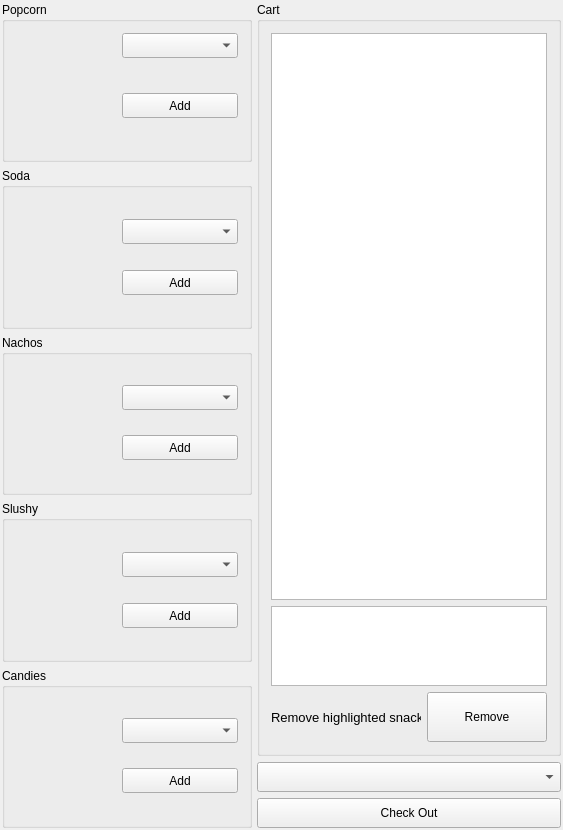
Qt form SnackSales.ui (JustKoshi/QTCinemaProject) before a commit.
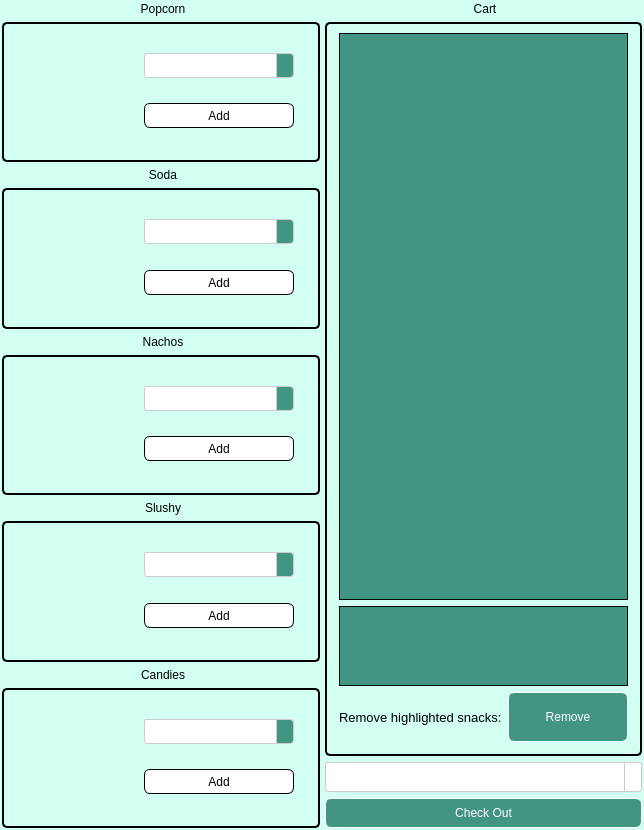
The same form after that commit. Icons and pictures are not drawn.

Commit message: ui changes to snacks_sales

```diff
--- a/SnackSales.ui
+++ b/SnackSales.ui
@@ -6,13 +6,19 @@
    <rect>
     <x>0</x>
     <y>0</y>
-    <width>563</width>
+    <width>644</width>
     <height>830</height>
    </rect>
   </property>
-  <property name="maximumSize">
+  <property name="minimumSize">
    <size>
     <width>600</width>
+    <height>0</height>
+   </size>
+  </property>
+  <property name="maximumSize">
+   <size>
+    <width>644</width>
     <height>900</height>
    </size>
   </property>
@@ -20,6 +26,11 @@
    <string>SnackSales</string>
   </property>
   <widget class="QWidget" name="centralWidget">
+   <property name="styleSheet">
+    <string notr="true">QWidget{
+background-color: rgb(210, 255, 242);
+}</string>
+   </property>
    <layout class="QHBoxLayout" name="horizontalLayout" stretch="1,0">
     <property name="spacing">
      <number>5</number>
@@ -52,6 +63,23 @@
           <height>16777215</height>
          </size>
         </property>
+        <property name="styleSheet">
+         <string notr="true">QGroupBox {
+    border: 2px solid black;
+    border-radius: 5px;
+    margin-top: 20px;
+    padding: 10px;
+}
+
+QGroupBox::title {
+    subcontrol-origin: margin;
+    subcontrol-position: top center; 
+    padding: 0 5px;
+    background-color: transparent;
+    color: black;
+}
+</string>
+        </property>
         <property name="title">
          <string>Popcorn</string>
         </property>
@@ -83,11 +111,24 @@
          </item>
          <item>
           <layout class="QVBoxLayout" name="verticalLayout_6">
+           <item>
+            <spacer name="verticalSpacer_2">
+             <property name="orientation">
+              <enum>Qt::Vertical</enum>
+             </property>
+             <property name="sizeHint" stdset="0">
+              <size>
+               <width>20</width>
+               <height>40</height>
+              </size>
+             </property>
+            </spacer>
+           </item>
            <item>
             <widget class="QComboBox" name="comboBox_popcorn">
              <property name="minimumSize">
               <size>
-               <width>100</width>
+               <width>0</width>
                <height>25</height>
               </size>
              </property>
@@ -97,8 +138,57 @@
                <height>25</height>
               </size>
              </property>
+             <property name="styleSheet">
+              <string notr="true">QComboBox {
+    background-color: white; 
+    border: 1px solid #ccc;
+    border-radius: 3px; 
+    padding: 1px 18px 1px 3px; 
+   
+}
+
+QComboBox:hover {
+    border: 1px solid #aaa; 
+}
+
+QComboBox::drop-down {
+    subcontrol-origin: padding;
+    subcontrol-position: right; 
+    width: 16px;
+    border-left-width: 1px;
+    border-left-color: #ccc; 
+    border-left-style: solid; 
+    border-top-right-radius: 3px; 
+    border-bottom-right-radius: 3px; 
+	background-color: rgb(67, 149, 131);
+}
+
+QComboBox::down-arrow {
+	image: url(:/SnacksSales/Resource files/icons/down2.png);
+    height:12px;
+	width: 12px;
+}
+
+QComboBox::down-arrow:on {
+    top: 1px;
+    left: 1px;
+}</string>
+             </property>
             </widget>
            </item>
+           <item>
+            <spacer name="verticalSpacer_3">
+             <property name="orientation">
+              <enum>Qt::Vertical</enum>
+             </property>
+             <property name="sizeHint" stdset="0">
+              <size>
+               <width>20</width>
+               <height>40</height>
+              </size>
+             </property>
+            </spacer>
+           </item>
            <item alignment="Qt::AlignVCenter">
             <widget class="QPushButton" name="pushButton_add_popcorn">
              <property name="minimumSize">
@@ -113,11 +203,50 @@
                <height>20</height>
               </size>
              </property>
+             <property name="font">
+              <font>
+               <family>Arial</family>
+              </font>
+             </property>
+             <property name="styleSheet">
+              <string notr="true">QPushButton {
+    background-color: white;
+    border: 1px solid black; 
+    border-radius: 6px;
+    padding: 6px; 
+}
+
+QPushButton:hover {
+	background-color: rgb(67, 149, 131);
+	color: white;
+	border: 1px solid white; 
+    border-radius: 6px;
+    padding: 6px; 
+}
+
+QPushButton:pressed {
+    background-color: rgb(67, 149, 131);
+	color: white;
+}</string>
+             </property>
              <property name="text">
               <string>Add</string>
              </property>
             </widget>
            </item>
+           <item>
+            <spacer name="verticalSpacer">
+             <property name="orientation">
+              <enum>Qt::Vertical</enum>
+             </property>
+             <property name="sizeHint" stdset="0">
+              <size>
+               <width>20</width>
+               <height>40</height>
+              </size>
+             </property>
+            </spacer>
+           </item>
           </layout>
          </item>
         </layout>
@@ -137,6 +266,23 @@
           <height>16777215</height>
          </size>
         </property>
+        <property name="styleSheet">
+         <string notr="true">QGroupBox {
+    border: 2px solid black;
+    border-radius: 5px;
+    margin-top: 20px;
+    padding: 10px;
+}
+
+QGroupBox::title {
+    subcontrol-origin: margin;
+    subcontrol-position: top center; 
+    padding: 0 5px;
+    background-color: transparent;
+    color: black;
+}
+</string>
+        </property>
         <property name="title">
          <string>Soda</string>
         </property>
@@ -167,6 +313,19 @@
          </item>
          <item>
           <layout class="QVBoxLayout" name="verticalLayout_5">
+           <item>
+            <spacer name="verticalSpacer_4">
+             <property name="orientation">
+              <enum>Qt::Vertical</enum>
+             </property>
+             <property name="sizeHint" stdset="0">
+              <size>
+               <width>20</width>
+               <height>40</height>
+              </size>
+             </property>
+            </spacer>
+           </item>
            <item>
             <widget class="QComboBox" name="comboBox_soda">
              <property name="minimumSize">
@@ -181,14 +340,64 @@
                <height>25</height>
               </size>
              </property>
+             <property name="styleSheet">
+              <string notr="true">QComboBox {
+    background-color: white; 
+    border: 1px solid #ccc;
+    border-radius: 3px; 
+    padding: 1px 18px 1px 3px; 
+   
+}
+
+QComboBox:hover {
+    border: 1px solid #aaa; 
+}
+
+QComboBox::drop-down {
+    subcontrol-origin: padding;
+    subcontrol-position: right; 
+    width: 16px;
+    border-left-width: 1px;
+    border-left-color: #ccc; 
+    border-left-style: solid; 
+    border-top-right-radius: 3px; 
+    border-bottom-right-radius: 3px; 
+background-color: rgb(67, 149, 131);
+ 
+}
+
+QComboBox::down-arrow {
+	image: url(:/SnacksSales/Resource files/icons/down2.png);
+    height:12px;
+	width: 12px;
+}
+
+QComboBox::down-arrow:on {
+    top: 1px;
+    left: 1px;
+}</string>
+             </property>
             </widget>
            </item>
+           <item>
+            <spacer name="verticalSpacer_5">
+             <property name="orientation">
+              <enum>Qt::Vertical</enum>
+             </property>
+             <property name="sizeHint" stdset="0">
+              <size>
+               <width>20</width>
+               <height>40</height>
+              </size>
+             </property>
+            </spacer>
+           </item>
            <item>
             <widget class="QPushButton" name="pushButton_add_soda">
              <property name="minimumSize">
               <size>
                <width>100</width>
-               <height>20</height>
+               <height>25</height>
               </size>
              </property>
              <property name="maximumSize">
@@ -197,11 +406,50 @@
                <height>25</height>
               </size>
              </property>
+             <property name="font">
+              <font>
+               <family>Arial</family>
+              </font>
+             </property>
+             <property name="styleSheet">
+              <string notr="true">QPushButton {
+    background-color: white;
+    border: 1px solid black; 
+    border-radius: 6px;
+    padding: 6px; 
+}
+
+QPushButton:hover {
+	background-color: rgb(67, 149, 131);
+	color: white;
+	border: 1px solid white; 
+    border-radius: 6px;
+    padding: 6px; 
+}
+
+QPushButton:pressed {
+    background-color: rgb(67, 149, 131);
+	color: white;
+}</string>
+             </property>
              <property name="text">
               <string>Add</string>
              </property>
             </widget>
            </item>
+           <item>
+            <spacer name="verticalSpacer_6">
+             <property name="orientation">
+              <enum>Qt::Vertical</enum>
+             </property>
+             <property name="sizeHint" stdset="0">
+              <size>
+               <width>20</width>
+               <height>40</height>
+              </size>
+             </property>
+            </spacer>
+           </item>
           </layout>
          </item>
         </layout>
@@ -221,6 +469,23 @@
           <height>16777215</height>
          </size>
         </property>
+        <property name="styleSheet">
+         <string notr="true">QGroupBox {
+    border: 2px solid black;
+    border-radius: 5px;
+    margin-top: 20px;
+    padding: 10px;
+}
+
+QGroupBox::title {
+    subcontrol-origin: margin;
+    subcontrol-position: top center; 
+    padding: 0 5px;
+    background-color: transparent;
+    color: black;
+}
+</string>
+        </property>
         <property name="title">
          <string>Nachos</string>
         </property>
@@ -251,6 +516,19 @@
          </item>
          <item>
           <layout class="QVBoxLayout" name="verticalLayout_4">
+           <item>
+            <spacer name="verticalSpacer_7">
+             <property name="orientation">
+              <enum>Qt::Vertical</enum>
+             </property>
+             <property name="sizeHint" stdset="0">
+              <size>
+               <width>20</width>
+               <height>40</height>
+              </size>
+             </property>
+            </spacer>
+           </item>
            <item>
             <widget class="QComboBox" name="comboBox_nachos">
              <property name="minimumSize">
@@ -265,8 +543,58 @@
                <height>25</height>
               </size>
              </property>
+             <property name="styleSheet">
+              <string notr="true">QComboBox {
+    background-color: white; 
+    border: 1px solid #ccc;
+    border-radius: 3px; 
+    padding: 1px 18px 1px 3px; 
+   
+}
+
+QComboBox:hover {
+    border: 1px solid #aaa; 
+}
+
+QComboBox::drop-down {
+    subcontrol-origin: padding;
+    subcontrol-position: right; 
+    width: 16px;
+    border-left-width: 1px;
+    border-left-color: #ccc; 
+    border-left-style: solid; 
+    border-top-right-radius: 3px; 
+    border-bottom-right-radius: 3px; 
+background-color: rgb(67, 149, 131);
+ 
+}
+
+QComboBox::down-arrow {
+	image: url(:/SnacksSales/Resource files/icons/down2.png);
+    height:12px;
+	width: 12px;
+}
+
+QComboBox::down-arrow:on {
+    top: 1px;
+    left: 1px;
+}</string>
+             </property>
             </widget>
            </item>
+           <item>
+            <spacer name="verticalSpacer_9">
+             <property name="orientation">
+              <enum>Qt::Vertical</enum>
+             </property>
+             <property name="sizeHint" stdset="0">
+              <size>
+               <width>20</width>
+               <height>40</height>
+              </size>
+             </property>
+            </spacer>
+           </item>
            <item>
             <widget class="QPushButton" name="pushButton_add_nachos">
              <property name="minimumSize">
@@ -281,11 +609,50 @@
                <height>25</height>
               </size>
              </property>
+             <property name="font">
+              <font>
+               <family>Arial</family>
+              </font>
+             </property>
+             <property name="styleSheet">
+              <string notr="true">QPushButton {
+    background-color: white;
+    border: 1px solid black; 
+    border-radius: 6px;
+    padding: 6px; 
+}
+
+QPushButton:hover {
+	background-color: rgb(67, 149, 131);
+	color: white;
+	border: 1px solid white; 
+    border-radius: 6px;
+    padding: 6px; 
+}
+
+QPushButton:pressed {
+    background-color: rgb(67, 149, 131);
+	color: white;
+}</string>
+             </property>
              <property name="text">
               <string>Add</string>
              </property>
             </widget>
            </item>
+           <item>
+            <spacer name="verticalSpacer_8">
+             <property name="orientation">
+              <enum>Qt::Vertical</enum>
+             </property>
+             <property name="sizeHint" stdset="0">
+              <size>
+               <width>20</width>
+               <height>40</height>
+              </size>
+             </property>
+            </spacer>
+           </item>
           </layout>
          </item>
         </layout>
@@ -305,6 +672,23 @@
           <height>16777215</height>
          </size>
         </property>
+        <property name="styleSheet">
+         <string notr="true">QGroupBox {
+    border: 2px solid black;
+    border-radius: 5px;
+    margin-top: 20px;
+    padding: 10px;
+}
+
+QGroupBox::title {
+    subcontrol-origin: margin;
+    subcontrol-position: top center; 
+    padding: 0 5px;
+    background-color: transparent;
+    color: black;
+}
+</string>
+        </property>
         <property name="title">
          <string>Slushy</string>
         </property>
@@ -335,6 +719,19 @@
          </item>
          <item>
           <layout class="QVBoxLayout" name="verticalLayout_7">
+           <item>
+            <spacer name="verticalSpacer_10">
+             <property name="orientation">
+              <enum>Qt::Vertical</enum>
+             </property>
+             <property name="sizeHint" stdset="0">
+              <size>
+               <width>20</width>
+               <height>40</height>
+              </size>
+             </property>
+            </spacer>
+           </item>
            <item>
             <widget class="QComboBox" name="comboBox_slushy">
              <property name="minimumSize">
@@ -349,8 +746,58 @@
                <height>25</height>
               </size>
              </property>
+             <property name="styleSheet">
+              <string notr="true">QComboBox {
+    background-color: white; 
+    border: 1px solid #ccc;
+    border-radius: 3px; 
+    padding: 1px 18px 1px 3px; 
+   
+}
+
+QComboBox:hover {
+    border: 1px solid #aaa; 
+}
+
+QComboBox::drop-down {
+    subcontrol-origin: padding;
+    subcontrol-position: right; 
+    width: 16px;
+    border-left-width: 1px;
+    border-left-color: #ccc; 
+    border-left-style: solid; 
+    border-top-right-radius: 3px; 
+    border-bottom-right-radius: 3px; 
+background-color: rgb(67, 149, 131);
+ 
+}
+
+QComboBox::down-arrow {
+	image: url(:/SnacksSales/Resource files/icons/down2.png);
+    height:12px;
+	width: 12px;
+}
+
+QComboBox::down-arrow:on {
+    top: 1px;
+    left: 1px;
+}</string>
+             </property>
             </widget>
            </item>
+           <item>
+            <spacer name="verticalSpacer_11">
+             <property name="orientation">
+              <enum>Qt::Vertical</enum>
+             </property>
+             <property name="sizeHint" stdset="0">
+              <size>
+               <width>20</width>
+               <height>40</height>
+              </size>
+             </property>
+            </spacer>
+           </item>
            <item>
             <widget class="QPushButton" name="pushButton_add_slushy">
              <property name="minimumSize">
@@ -365,11 +812,50 @@
                <height>25</height>
               </size>
              </property>
+             <property name="font">
+              <font>
+               <family>Arial</family>
+              </font>
+             </property>
+             <property name="styleSheet">
+              <string notr="true">QPushButton {
+    background-color: white;
+    border: 1px solid black; 
+    border-radius: 6px;
+    padding: 6px; 
+}
+
+QPushButton:hover {
+	background-color: rgb(67, 149, 131);
+	color: white;
+	border: 1px solid white; 
+    border-radius: 6px;
+    padding: 6px; 
+}
+
+QPushButton:pressed {
+    background-color: rgb(67, 149, 131);
+	color: white;
+}</string>
+             </property>
              <property name="text">
               <string>Add</string>
              </property>
             </widget>
            </item>
+           <item>
+            <spacer name="verticalSpacer_12">
+             <property name="orientation">
+              <enum>Qt::Vertical</enum>
+             </property>
+             <property name="sizeHint" stdset="0">
+              <size>
+               <width>20</width>
+               <height>40</height>
+              </size>
+             </property>
+            </spacer>
+           </item>
           </layout>
          </item>
         </layout>
@@ -389,6 +875,23 @@
           <height>16777215</height>
          </size>
         </property>
+        <property name="styleSheet">
+         <string notr="true">QGroupBox {
+    border: 2px solid black;
+    border-radius: 5px;
+    margin-top: 20px;
+    padding: 10px;
+}
+
+QGroupBox::title {
+    subcontrol-origin: margin;
+    subcontrol-position: top center; 
+    padding: 0 5px;
+    background-color: transparent;
+    color: black;
+}
+</string>
+        </property>
         <property name="title">
          <string>Candies</string>
         </property>
@@ -419,6 +922,19 @@
          </item>
          <item>
           <layout class="QVBoxLayout" name="verticalLayout_8">
+           <item>
+            <spacer name="verticalSpacer_13">
+             <property name="orientation">
+              <enum>Qt::Vertical</enum>
+             </property>
+             <property name="sizeHint" stdset="0">
+              <size>
+               <width>20</width>
+               <height>40</height>
+              </size>
+             </property>
+            </spacer>
+           </item>
            <item>
             <widget class="QComboBox" name="comboBox_candy">
              <property name="minimumSize">
@@ -433,8 +949,57 @@
                <height>25</height>
               </size>
              </property>
+             <property name="styleSheet">
+              <string notr="true">QComboBox {
+    background-color: white; 
+    border: 1px solid #ccc;
+    border-radius: 3px; 
+    padding: 1px 18px 1px 3px; 
+   
+}
+
+QComboBox:hover {
+    border: 1px solid #aaa; 
+}
+
+QComboBox::drop-down {
+    subcontrol-origin: padding;
+    subcontrol-position: right; 
+    width: 16px;
+    border-left-width: 1px;
+    border-left-color: #ccc; 
+    border-left-style: solid; 
+    border-top-right-radius: 3px; 
+    border-bottom-right-radius: 3px; 
+ background-color: rgb(67, 149, 131);
+}
+
+QComboBox::down-arrow {
+	image: url(:/SnacksSales/Resource files/icons/down2.png);
+    height:12px;
+	width: 12px;
+}
+
+QComboBox::down-arrow:on {
+    top: 1px;
+    left: 1px;
+}</string>
+             </property>
             </widget>
            </item>
+           <item>
+            <spacer name="verticalSpacer_14">
+             <property name="orientation">
+              <enum>Qt::Vertical</enum>
+             </property>
+             <property name="sizeHint" stdset="0">
+              <size>
+               <width>20</width>
+               <height>40</height>
+              </size>
+             </property>
+            </spacer>
+           </item>
            <item>
             <widget class="QPushButton" name="pushButton_add_candy">
              <property name="minimumSize">
@@ -449,11 +1014,50 @@
                <height>25</height>
               </size>
              </property>
+             <property name="font">
+              <font>
+               <family>Arial</family>
+              </font>
+             </property>
+             <property name="styleSheet">
+              <string notr="true">QPushButton {
+    background-color: white;
+    border: 1px solid black; 
+    border-radius: 6px;
+    padding: 6px; 
+}
+
+QPushButton:hover {
+	background-color: rgb(67, 149, 131);
+	color: white;
+	border: 1px solid white; 
+    border-radius: 6px;
+    padding: 6px; 
+}
+
+QPushButton:pressed {
+    background-color: rgb(67, 149, 131);
+	color: white;
+}</string>
+             </property>
              <property name="text">
               <string>Add</string>
              </property>
             </widget>
            </item>
+           <item>
+            <spacer name="verticalSpacer_15">
+             <property name="orientation">
+              <enum>Qt::Vertical</enum>
+             </property>
+             <property name="sizeHint" stdset="0">
+              <size>
+               <width>20</width>
+               <height>40</height>
+              </size>
+             </property>
+            </spacer>
+           </item>
           </layout>
          </item>
         </layout>
@@ -477,12 +1081,53 @@
           <height>16777215</height>
          </size>
         </property>
+        <property name="styleSheet">
+         <string notr="true">QGroupBox {
+    border: 2px solid black;
+    border-radius: 5px;
+    margin-top: 20px;
+    padding: 10px;
+}
+
+QGroupBox::title {
+    subcontrol-origin: margin;
+    subcontrol-position: top center; 
+    padding: 0 5px;
+    background-color: transparent;
+    color: black;
+}
+</string>
+        </property>
         <property name="title">
          <string>Cart</string>
         </property>
         <layout class="QVBoxLayout" name="verticalLayout_3">
          <item>
-          <widget class="QListWidget" name="listWidget"/>
+          <widget class="QListWidget" name="listWidget">
+           <property name="styleSheet">
+            <string notr="true">QListWidget {
+   background-color: rgb(67, 149, 131);
+    color: white;
+    border: 1px solid black;
+    padding: 5px;
+}
+
+QListWidget::item {
+    padding: 5px;
+    border-bottom: 1px solid black;
+}
+
+QListWidget::item:selected {
+      background-color: rgb(42, 94, 82);
+    color: white;
+}
+
+QListWidget::item:hover {
+    background-color: rgb(42, 94, 82);
+    color: white;
+}</string>
+           </property>
+          </widget>
          </item>
          <item>
           <widget class="QListWidget" name="listWidget_total">
@@ -497,6 +1142,34 @@
              <pointsize>20</pointsize>
             </font>
            </property>
+           <property name="styleSheet">
+            <string notr="true">QListWidget {
+   background-color: rgb(67, 149, 131);
+    color: white;
+    border: 1px solid black;
+    padding: 5px;
+}
+
+QListWidget::item {
+    padding: 5px;
+    border-bottom: 1px solid black;
+}
+
+QListWidget::item:selected {
+      background-color: rgb(67, 149, 131);
+    color: white;
+    border: 1px solid black;
+    padding: 5px;
+    
+}
+
+QListWidget::item:hover {
+    background-color: rgb(67, 149, 131);
+    color: white;
+    border: 1px solid black;
+    padding: 5px;
+}</string>
+           </property>
           </widget>
          </item>
          <item>
@@ -505,6 +1178,7 @@
             <widget class="QLabel" name="label_6">
              <property name="font">
               <font>
+               <family>Arial</family>
                <pointsize>10</pointsize>
               </font>
              </property>
@@ -521,6 +1195,28 @@
                <height>50</height>
               </size>
              </property>
+             <property name="styleSheet">
+              <string notr="true">QPushButton {
+    
+	background-color: rgb(67, 149, 131);
+	color: white;
+	border: 1px solid white; 
+    border-radius: 6px;
+    padding: 6px; 
+}
+
+QPushButton:hover {
+background-color: white;
+    border: 1px solid black; 
+    border-radius: 6px;
+    padding: 6px; 
+}
+
+QPushButton:pressed {
+    background-color: rgb(67, 149, 131);
+	color: white;
+}</string>
+             </property>
              <property name="text">
               <string>Remove</string>
              </property>
@@ -539,6 +1235,42 @@
           <height>30</height>
          </size>
         </property>
+        <property name="styleSheet">
+         <string notr="true">QComboBox {
+    background-color: white;
+    border: 1px solid #ccc;
+    border-radius: 3px; 
+    padding: 1px 18px 1px 3px; 
+   
+}
+
+QComboBox:hover {
+    border: 1px solid #aaa; 
+}
+
+QComboBox::drop-down {
+    subcontrol-origin: padding;
+    subcontrol-position: right; 
+    width: 16px;
+    border-left-width: 1px;
+    border-left-color: #ccc; 
+    border-left-style: solid; 
+    border-top-right-radius: 3px; 
+    border-bottom-right-radius: 3px; 
+ 
+}
+
+QComboBox::down-arrow {
+	image: url(:/SnacksSales/Resource files/icons/down2.png);
+    height:12px;
+	width: 12px;
+}
+
+QComboBox::down-arrow:on {
+    top: 1px;
+    left: 1px;
+}</string>
+        </property>
        </widget>
       </item>
       <item>
@@ -549,6 +1281,28 @@
           <height>30</height>
          </size>
         </property>
+        <property name="styleSheet">
+         <string notr="true">QPushButton {
+    
+	background-color: rgb(67, 149, 131);
+	color:white;
+	border: 1px solid white; 
+    border-radius: 6px;
+    padding: 6px; 
+}
+
+QPushButton:hover {
+background-color: white;
+    border: 1px solid black; 
+    border-radius: 6px;
+    padding: 6px; 
+}
+
+QPushButton:pressed {
+    background-color: rgb(67, 149, 131);
+	color: white;
+}</string>
+        </property>
         <property name="text">
          <string>Check Out</string>
         </property>
```
The commit also changes 3 other files.
